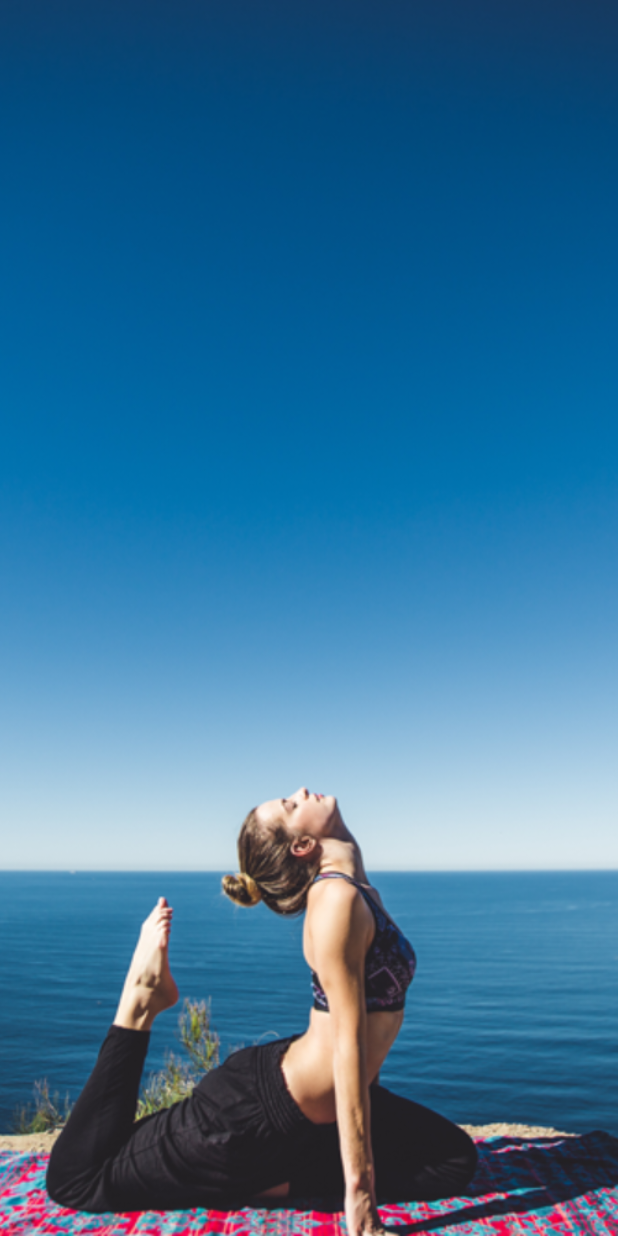
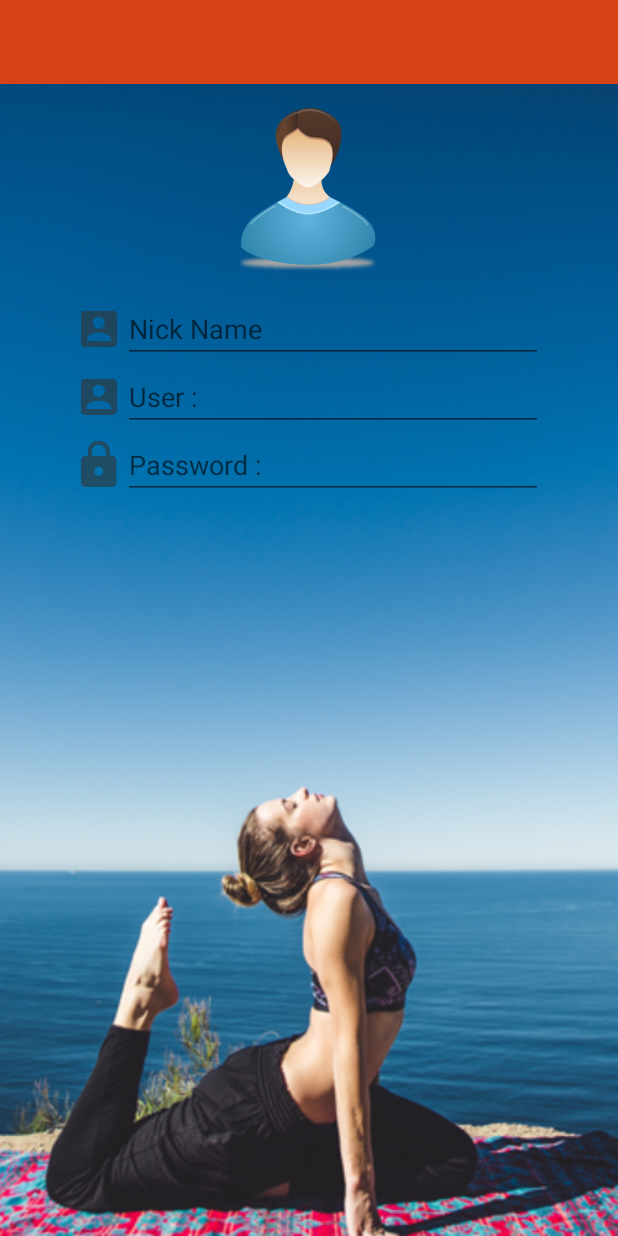
Before and after one commit to masterUNG/DRUmember, an Android app: the screen it shows after launch (MainActivity), after a tap on "New Register", on a phone screen of 412 x 824 dp. Run offline under Robolectric (Android 15) with nearby library versions, the phone set to English and light mode, and no system bars.

Commit message:
Design UI Register Success

```diff
--- a/app/src/main/java/masterung/androidthai/in/th/drumember/fragment/MainFragment.java
+++ b/app/src/main/java/masterung/androidthai/in/th/drumember/fragment/MainFragment.java
@@ -38,6 +38,7 @@ public class MainFragment extends Fragment{
                 getActivity().getSupportFragmentManager()
                         .beginTransaction()
                         .replace(R.id.contentMainFragment, new RegisterFragment())
+                        .addToBackStack(null)
                         .commit();
 
             }
--- a/app/src/main/res/layout/fragment_register.xml
+++ b/app/src/main/res/layout/fragment_register.xml
@@ -3,4 +3,98 @@
     android:orientation="vertical" android:layout_width="match_parent"
     android:layout_height="match_parent">
 
+    <!--Toolbar-->
+    <android.support.v7.widget.Toolbar
+        android:layout_width="match_parent"
+        android:layout_height="?attr/actionBarSize"
+        android:background="@color/colorPrimary"
+        android:theme="@style/ThemeOverlay.AppCompat.Dark.ActionBar"
+        android:id="@+id/toolbarRegister"/>
+
+    <!--Avata Image-->
+    <ImageView
+        android:layout_margin="15dp"
+        android:layout_gravity="center_horizontal"
+        android:src="@drawable/avata"
+        android:layout_width="@dimen/logo"
+        android:layout_height="@dimen/logo" />
+
+    <!--Nick Name-->
+    <LinearLayout
+        android:layout_marginRight="@dimen/margin"
+        android:layout_marginLeft="@dimen/margin"
+        android:orientation="horizontal"
+        android:layout_width="match_parent"
+        android:layout_height="wrap_content">
+
+        <!--Icon-->
+        <ImageView
+            android:layout_gravity="center_vertical"
+            android:src="@drawable/ic_action_user"
+            android:layout_width="wrap_content"
+            android:layout_height="wrap_content" />
+
+        <!--Text Field-->
+        <EditText
+            android:inputType="text"
+            android:hint="Nick Name"
+            android:layout_width="match_parent"
+            android:layout_height="wrap_content" />
+
+
+
+    </LinearLayout>
+
+    <!--User-->
+    <LinearLayout
+        android:layout_marginRight="@dimen/margin"
+        android:layout_marginLeft="@dimen/margin"
+        android:orientation="horizontal"
+        android:layout_width="match_parent"
+        android:layout_height="wrap_content">
+
+        <!--Icon-->
+        <ImageView
+            android:layout_gravity="center_vertical"
+            android:src="@drawable/ic_action_user"
+            android:layout_width="wrap_content"
+            android:layout_height="wrap_content" />
+
+        <!--Text Field-->
+        <EditText
+            android:inputType="text"
+            android:hint="@string/user"
+            android:layout_width="match_parent"
+            android:layout_height="wrap_content" />
+
+
+
+    </LinearLayout>
+
+    <!--Password-->
+    <LinearLayout
+        android:layout_marginRight="@dimen/margin"
+        android:layout_marginLeft="@dimen/margin"
+        android:orientation="horizontal"
+        android:layout_width="match_parent"
+        android:layout_height="wrap_content">
+
+        <!--Icon-->
+        <ImageView
+            android:layout_gravity="center_vertical"
+            android:src="@drawable/ic_action_password"
+            android:layout_width="wrap_content"
+            android:layout_height="wrap_content" />
+
+        <!--Text Field-->
+        <EditText
+            android:inputType="text"
+            android:hint="@string/password"
+            android:layout_width="match_parent"
+            android:layout_height="wrap_content" />
+
+
+
+    </LinearLayout>
+
 </LinearLayout>
```
Also changed, not shown: app/src/main/res/drawable/avata.png (added).
